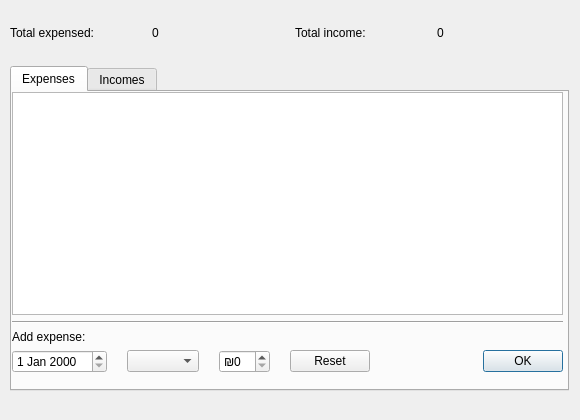
Before: the Qt Designer form gui/expensesWindow.ui in asaf123098/expensesCalculator, drawn with Qt 5.
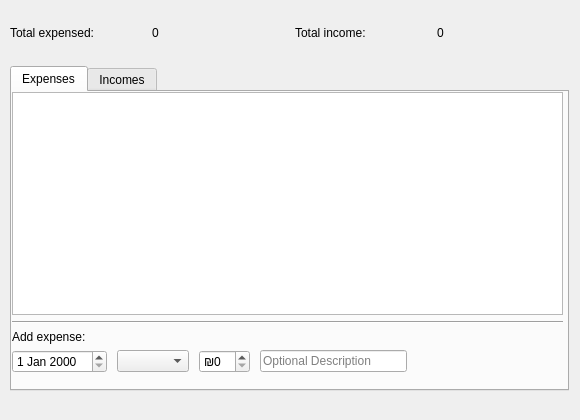
After: the same form once the commit is applied. The open tabs and pages were chosen to show the change.

Commit message: setting button dialog box programmatically

```diff
--- a/gui/expensesWindow.ui
+++ b/gui/expensesWindow.ui
@@ -146,9 +146,9 @@
              </widget>
             </item>
             <item>
-             <layout class="QHBoxLayout" name="horizontalLayout_4" stretch="0,0,0,5">
+             <layout class="QHBoxLayout" name="horizontalLayout_4" stretch="0,0,0,0,0">
               <property name="spacing">
-               <number>20</number>
+               <number>10</number>
               </property>
               <item>
                <widget class="QDateEdit" name="new_expense_date"/>
@@ -163,10 +163,17 @@
                 </property>
                </widget>
               </item>
+              <item>
+               <widget class="QLineEdit" name="optionalDescription">
+                <property name="placeholderText">
+                 <string>Optional Description</string>
+                </property>
+               </widget>
+              </item>
               <item>
                <widget class="QDialogButtonBox" name="new_expense_dialog_box">
                 <property name="standardButtons">
-                 <set>QDialogButtonBox::Ok|QDialogButtonBox::Reset</set>
+                 <set>QDialogButtonBox::NoButton</set>
                 </property>
                </widget>
               </item>
```
Left out of the diff: 6 changed lines with no effect on the pictures. The commit also changes 4 other files.
